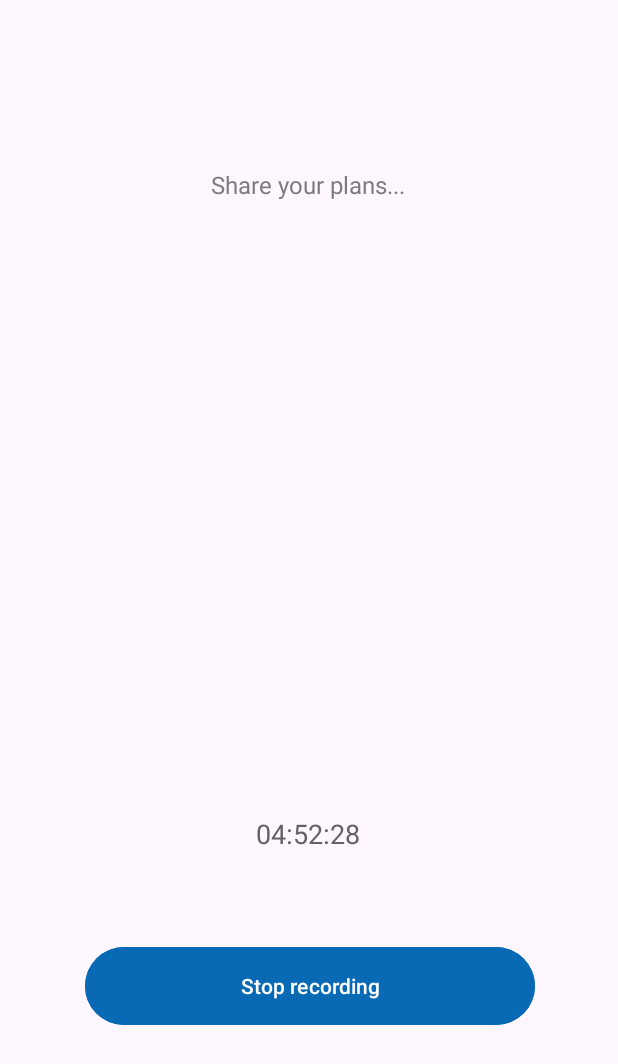
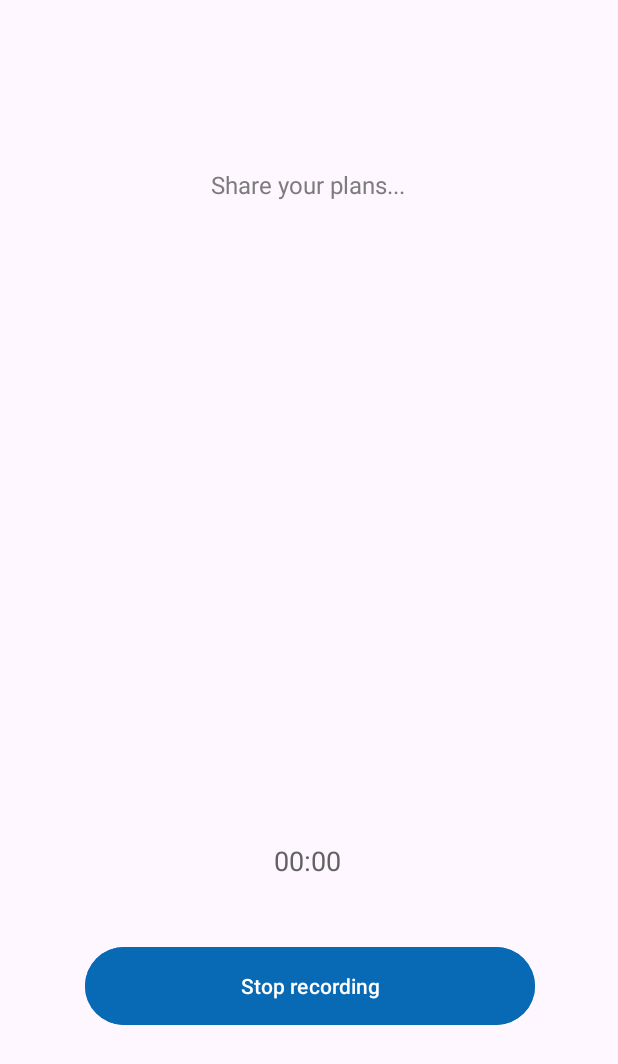
Before and after one commit to SezimOrozobekova/Velox, an Android app: the screen it shows after launch (MainRecordAudio), on a phone screen of 412 x 824 dp. Shown: the top 1064 px of the screen. Run offline under Robolectric (Android 15) with nearby library versions, the phone set to English and light mode, and no system bars.

Commit message:
Speech recognition(logic,error handling). Permission check. Send recognized text to ProcessAudioRecord

```diff
--- a/app/src/main/java/com/example/velox/ProcessAudioRecord.kt
+++ b/app/src/main/java/com/example/velox/ProcessAudioRecord.kt
@@ -1,6 +1,7 @@
 package com.example.velox
 
 import android.os.Bundle
+import android.widget.TextView
 import androidx.activity.enableEdgeToEdge
 import androidx.appcompat.app.AppCompatActivity
 import androidx.core.view.ViewCompat
@@ -16,6 +17,10 @@ class ProcessAudioRecord : AppCompatActivity() {
             v.setPadding(systemBars.left, systemBars.top, systemBars.right, systemBars.bottom)
             insets
         }
+
+        val recognizedText = intent.getStringExtra("recognized_text")
+        val textView = findViewById<TextView>(R.id.textView) // TextView, в который будем выводить текст
+        textView.text = recognizedText
     }
 
 }
--- a/app/src/main/res/layout/activity_main.xml
+++ b/app/src/main/res/layout/activity_main.xml
@@ -7,6 +7,20 @@
     android:layout_height="match_parent"
     android:backgroundTint="#03A9F4"
     tools:context=".MainRecordAudio">
+
+
+    <Chronometer
+        android:id="@+id/chronometer"
+        android:layout_width="wrap_content"
+        android:layout_height="wrap_content"
+        android:textColor="#626262"
+        android:textSize="18sp"
+        app:layout_constraintBottom_toBottomOf="parent"
+        app:layout_constraintEnd_toEndOf="parent"
+        app:layout_constraintHorizontal_bias="0.498"
+        app:layout_constraintStart_toStartOf="parent"
+        app:layout_constraintTop_toTopOf="parent"
+        app:layout_constraintVertical_bias="0.702" />
 
     <Button
         android:id="@+id/btnContinue"
@@ -24,20 +38,6 @@
 
 
     <TextView
-        android:id="@+id/tvTaskTimeStartEnd"
-        android:layout_width="wrap_content"
-        android:layout_height="wrap_content"
-        android:text="04:52:28"
-        android:textColor="#626262"
-        android:textSize="18dp"
-        app:layout_constraintBottom_toBottomOf="parent"
-        app:layout_constraintEnd_toEndOf="parent"
-        app:layout_constraintHorizontal_bias="0.498"
-        app:layout_constraintStart_toStartOf="parent"
-        app:layout_constraintTop_toTopOf="parent"
-        app:layout_constraintVertical_bias="0.68" />
-
-    <TextView
         android:id="@+id/textView3"
         android:layout_width="wrap_content"
         android:layout_height="wrap_content"
@@ -51,4 +51,15 @@
         app:layout_constraintTop_toTopOf="parent"
         app:layout_constraintVertical_bias="0.14" />
 
+
+    <ProgressBar
+        android:id="@+id/progressBar3"
+        style="?android:attr/progressBarStyle"
+        android:layout_width="wrap_content"
+        android:layout_height="wrap_content"
+        app:layout_constraintBottom_toBottomOf="parent"
+        app:layout_constraintEnd_toEndOf="parent"
+        app:layout_constraintStart_toStartOf="parent"
+        app:layout_constraintTop_toTopOf="parent" />
+
 </androidx.constraintlayout.widget.ConstraintLayout>
```
Also changed, not shown: app/src/main/java/com/example/velox/MainRecordAudio.kt (+128 -1 lines).
